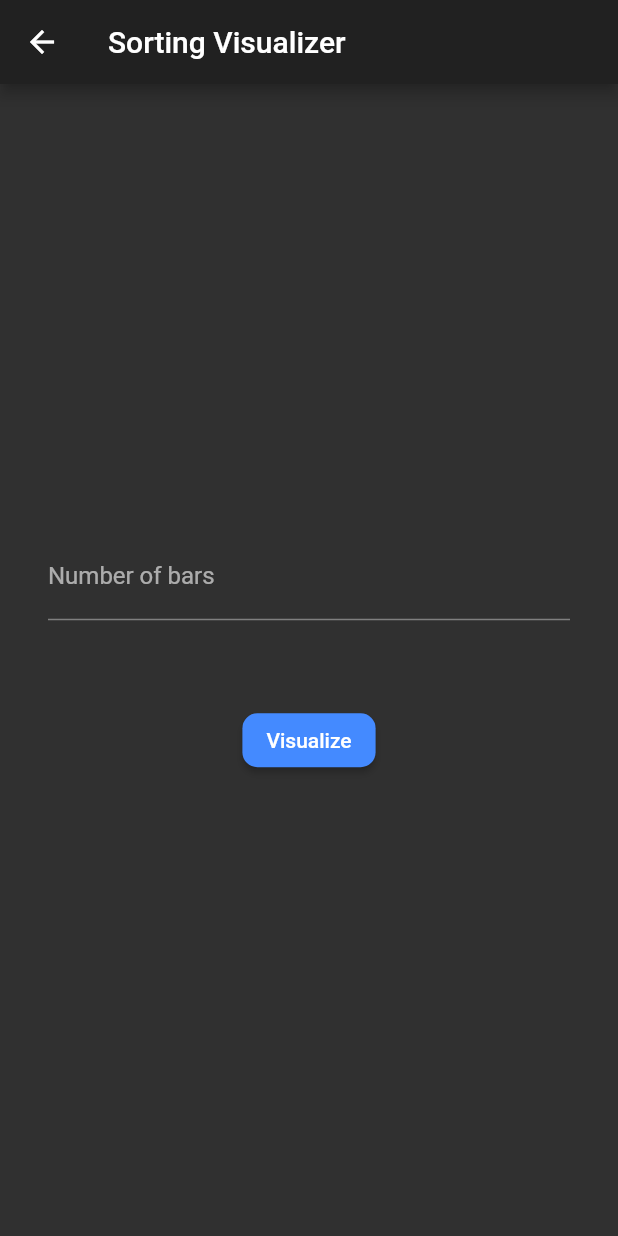
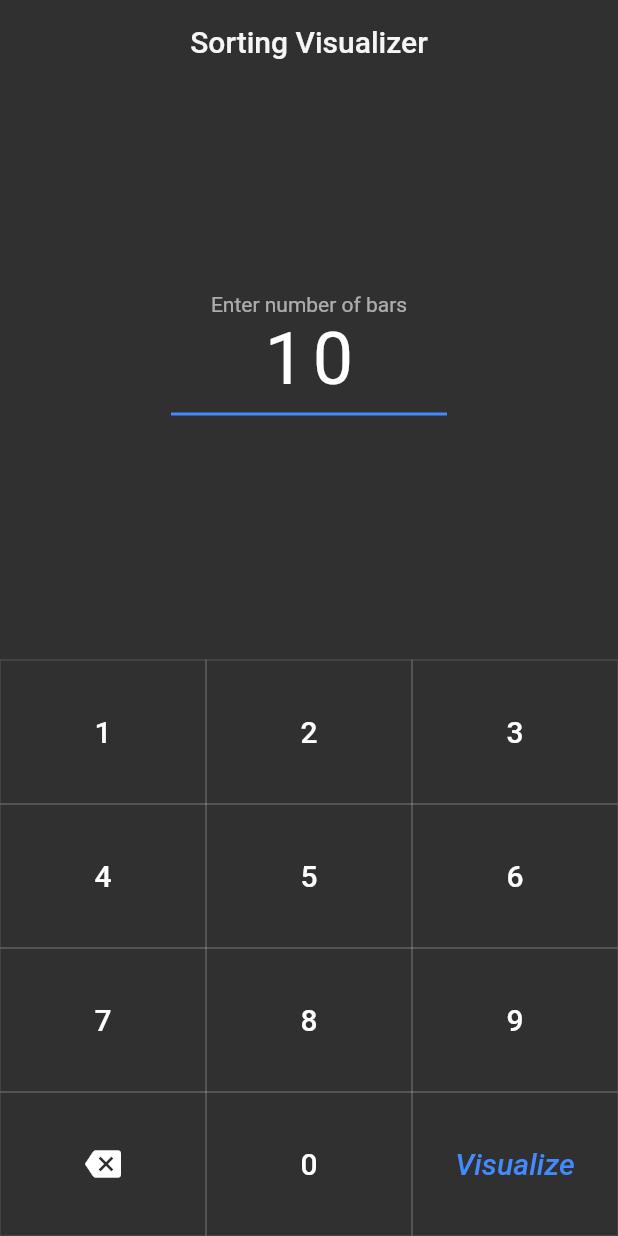
Before and after one commit to RitamChakraborty/sorting_visualizer, a Flutter app: the HomePage screen opened directly, on a phone screen of 412 x 824 dp. Run offline on Flutter 3.47's test engine with Material 2 defaults, Android fonts, the light colour scheme and no system bars.

Commit message:
Remove old home page

```diff
--- a/lib/main.dart
+++ b/lib/main.dart
@@ -1,6 +1,5 @@
 import 'package:flutter/material.dart';
 import 'package:sortingvisualizer/pages/home_page.dart';
-import 'package:sortingvisualizer/pages/home_page_concept.dart';
 
 void main() => runApp(MyApp());
 
@@ -21,7 +20,7 @@ class MyApp extends StatelessWidget {
         buttonColor: Colors.blueAccent,
       ),
       themeMode: ThemeMode.dark,
-      home: HomePageConcept(),
+      home: HomePage(),
     );
   }
 }
--- a/lib/pages/home_page.dart
+++ b/lib/pages/home_page.dart
@@ -1,85 +1,205 @@
 import 'dart:math';
 
+import 'package:flutter/cupertino.dart';
 import 'package:flutter/material.dart';
-import 'package:flutter/widgets.dart';
 import 'package:provider/provider.dart';
+import 'package:sortingvisualizer/data/constants.dart';
 import 'package:sortingvisualizer/pages/sorting_page.dart';
-import 'package:sortingvisualizer/data/constants.dart';
 import 'package:sortingvisualizer/provider/sorting_provider.dart';
-import 'package:sortingvisualizer/widgets/rounded_button.dart';
 
-class HomePage extends StatelessWidget {
-  final TextEditingController _controller = TextEditingController();
-  final GlobalKey<FormState> _key = GlobalKey<FormState>();
+class HomePage extends StatefulWidget {
+  @override
+  _HomePageState createState() => _HomePageState();
+}
 
-  String _inputValidator(String input) {
-    int value = int.parse(input);
-
-    if (value < 2) {
-      return "Number of bars have to be greater than 2";
-    } else if (value > 999) {
-      return "Number of bars have to be less than 999";
-    }
-
-    return null;
-  }
+class _HomePageState extends State<HomePage> {
+  String bars = "10";
+  String error = "";
 
   @override
   Widget build(BuildContext context) {
-    Widget form = Form(
-      key: _key,
-      child: TextFormField(
-        validator: _inputValidator,
-        controller: _controller,
-        keyboardType: TextInputType.number,
-        decoration: InputDecoration(
-          labelText: "Number of bars",
+    Widget button({@required Widget child, @required String value}) {
+      return Expanded(
+        child: MaterialButton(
+          onPressed: () {
+            setState(() {
+              if (value == "g") {
+                if (bars.isNotEmpty) {
+                  int barCount = int.parse(bars);
+                  // int barCount = 6;
+
+                  if (barCount < 2) {
+                    error = "Minimum number is 2";
+                  } else if (barCount >= 1000) {
+                    error = "Maximum number is 999";
+                  } else {
+                    Set<int> arr = Set();
+
+                    /// Creating set to prevent same digit
+                    for (int i = 0; arr.length < barCount; ++i) {
+                      int random = Random().nextInt(MAX_SIZE);
+                      arr.add(random);
+                    }
+
+                    List<int> list = arr.toList();
+                    // List<int> list = [700, 900, 500, 300, 400, 100];
+
+                    Navigator.push(
+                      context,
+                      MaterialPageRoute(
+                        builder: (BuildContext context) =>
+                        ChangeNotifierProvider<SortingProvider>.value(
+                          value: SortingProvider(size: barCount, array: list),
+                          child: SortingPage(),
+                        ),
+                      ),
+                    );
+                  }
+                } else {
+                  error = "Minimum number is 2";
+                }
+              } else if (value == "b") {
+                error = "";
+
+                if (bars.length > 1) {
+                  bars = bars.substring(0, bars.length - 1);
+                } else {
+                  bars = "";
+                }
+              } else {
+                if (bars.length < 3) {
+                  error = "";
+                  bars += value;
+                } else {
+                  error = "Maximum number is 999";
+                }
+              }
+            });
+          },
+          shape: ContinuousRectangleBorder(
+            borderRadius: BorderRadius.all(Radius.zero),
+            side: BorderSide(
+              color: Theme.of(context).dividerColor,
+            ),
+          ),
+          child: Center(child: child),
         ),
+      );
+    }
+
+    Widget text(String text) => Text(text, style: TextStyle(fontSize: 20.0));
+
+    Widget goIcon = Text(
+      "Visualize",
+      style: TextStyle(
+        color: Theme.of(context).accentColor,
+        fontSize: 20,
+        fontStyle: FontStyle.italic,
       ),
     );
-
-    void visualizeButtonOnPress() {
-      if (_key.currentState.validate()) {
-
-      }
-    }
 
     return Material(
       child: Scaffold(
         appBar: AppBar(
-          title: Text("Sorting Visualizer"),
+          backgroundColor: Colors.transparent,
+          elevation: 0.0,
+          centerTitle: true,
+          title: Text(
+            "Sorting Visualizer",
+            style: TextStyle(
+              color: Theme.of(context).brightness == Brightness.light
+                  ? Colors.grey.shade800
+                  : Colors.grey.shade100,
+            ),
+          ),
         ),
-        body: SafeArea(
-          child: LayoutBuilder(
-            builder: (BuildContext context, BoxConstraints constraints) {
-              double maxWidth = constraints.maxWidth;
-              double maxHeight = constraints.maxHeight;
-              double padding;
-
-              if (maxWidth > maxHeight) {
-                padding = maxWidth * 0.1;
-              } else {
-                padding = 32.0;
-              }
-
-              return Container(
-                alignment: Alignment.center,
-                padding: EdgeInsets.symmetric(horizontal: padding),
-                child: SingleChildScrollView(
+        body: Flex(
+          direction: Axis.vertical,
+          children: [
+            Flexible(
+              flex: 1,
+              child: Center(
+                child: Container(
+                  width: 200,
+                  alignment: Alignment.center,
                   child: Column(
+                    mainAxisAlignment: MainAxisAlignment.center,
                     children: [
-                      form,
-                      SizedBox(height: 48),
-                      RoundedButton(
-                        text: "Visualize",
-                        onPressed: visualizeButtonOnPress,
+                      Text("Enter number of bars",
+                          style: TextStyle(
+                            color: Theme.of(context).hintColor,
+                          )),
+                      Text(
+                        bars,
+                        style: TextStyle(
+                          letterSpacing: 5,
+                          fontSize: 48.0,
+                        ),
                       ),
+                      Container(
+                        margin: const EdgeInsets.all(8.0),
+                        width: double.infinity,
+                        color: Theme.of(context).accentColor,
+                        height: 2,
+                      ),
+                      Text(
+                        error,
+                        textAlign: TextAlign.center,
+                        style: TextStyle(
+                          color: Theme.of(context).errorColor,
+                        ),
+                      )
                     ],
                   ),
                 ),
-              );
-            },
-          ),
+              ),
+            ),
+            Flexible(
+              flex: 1,
+              child: Container(
+                child: Column(
+                  children: [
+                    Expanded(
+                      child: Row(
+                        children: [
+                          button(child: text("1"), value: "1"),
+                          button(child: text("2"), value: "2"),
+                          button(child: text("3"), value: "3"),
+                        ],
+                      ),
+                    ),
+                    Expanded(
+                      child: Row(
+                        children: [
+                          button(child: text("4"), value: "4"),
+                          button(child: text("5"), value: "5"),
+                          button(child: text("6"), value: "6"),
+                        ],
+                      ),
+                    ),
+                    Expanded(
+                      child: Row(
+                        children: [
+                          button(child: text("7"), value: "7"),
+                          button(child: text("8"), value: "8"),
+                          button(child: text("9"), value: "9"),
+                        ],
+                      ),
+                    ),
+                    Expanded(
+                      child: Row(
+                        children: [
+                          button(child: Icon(Icons.backspace), value: "b"),
+                          button(child: text("0"), value: "0"),
+                          button(child: goIcon, value: "g"),
+                        ],
+                      ),
+                    ),
+                  ],
+                ),
+              ),
+            ),
+          ],
         ),
       ),
     );
```
Also changed, not shown: lib/pages/home_page_concept.dart (deleted, +0 -207 lines), lib/bloc/sorting_bloc.dart (deleted).
